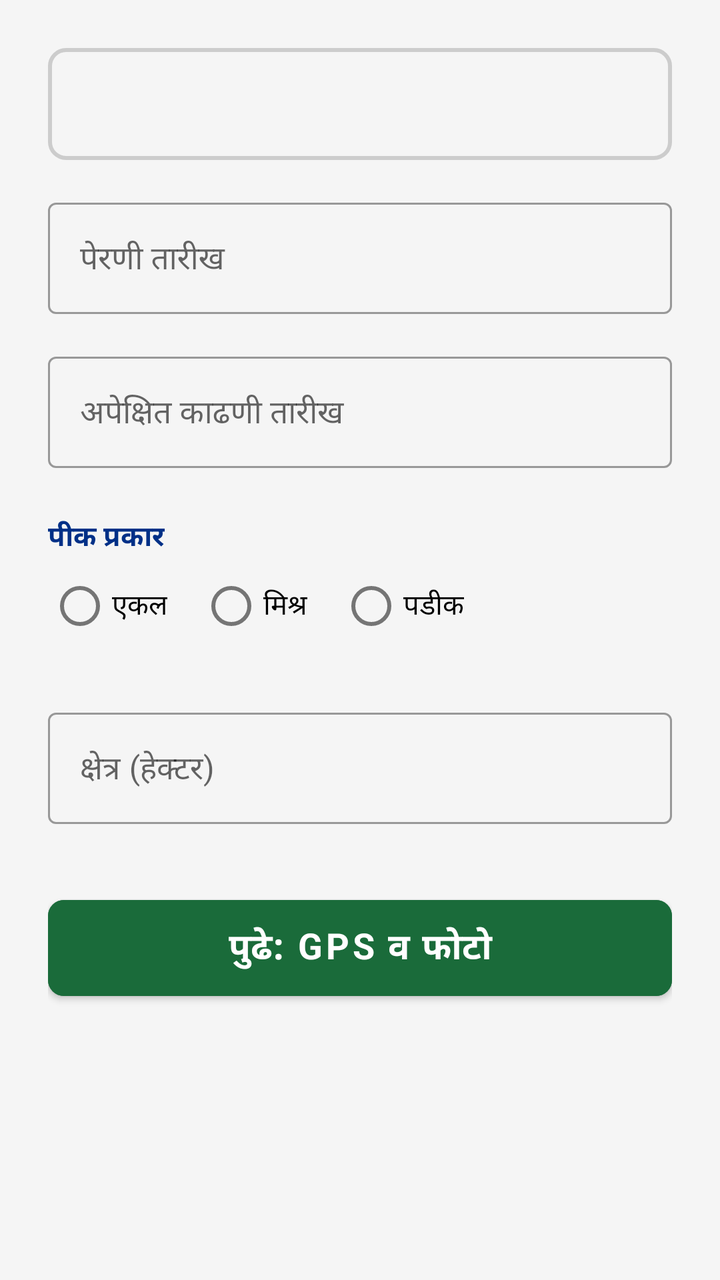
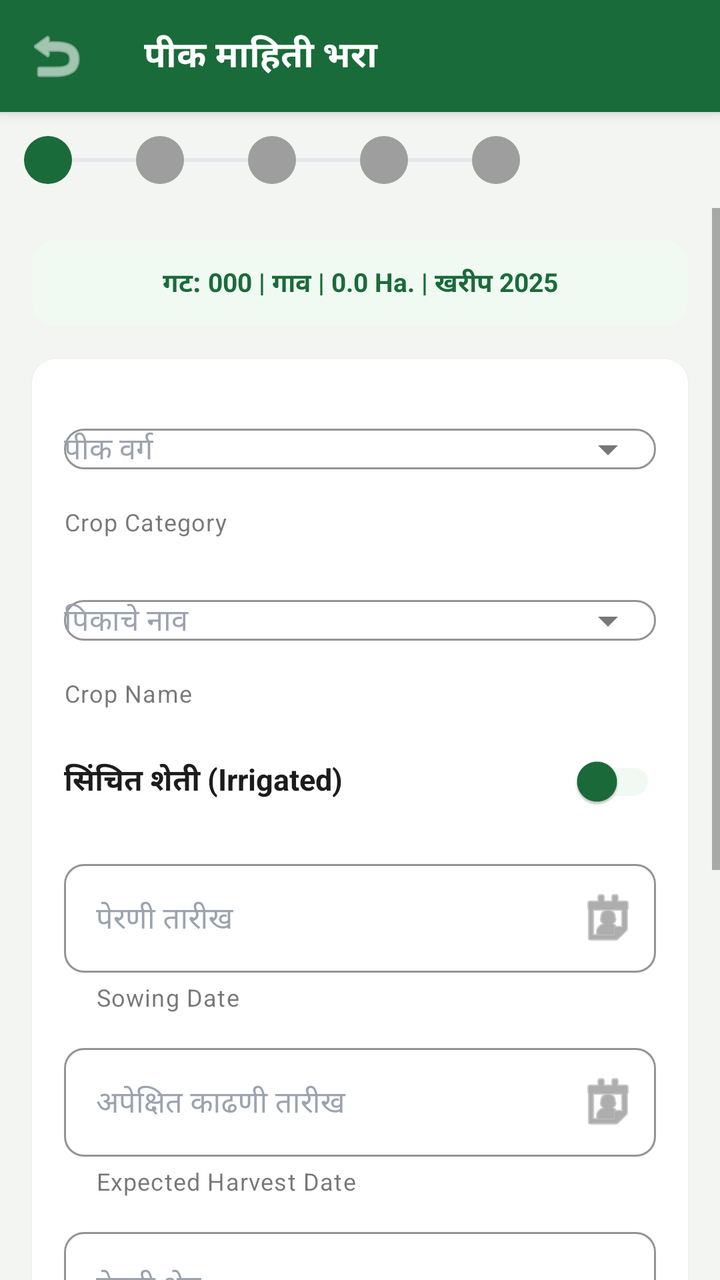

The first picture is an Android layout as it rendered before a commit; the second is the same layout after the commit. The layout source and the unified diff follow.
<!-- AndroidManifest.xml: application theme Theme.EPeekPahani -->
<!-- res/layout/fragment_crop_form.xml -->
<?xml version="1.0" encoding="utf-8"?>
<ScrollView xmlns:android="http://schemas.android.com/apk/res/android"
    xmlns:app="http://schemas.android.com/apk/res-auto"
    android:layout_width="match_parent"
    android:layout_height="match_parent"
    android:background="@color/surface">

    <LinearLayout
        android:layout_width="match_parent"
        android:layout_height="wrap_content"
        android:orientation="vertical"
        android:padding="24dp">

        <Spinner
            android:id="@+id/spinnerCrop"
            android:layout_width="match_parent"
            android:layout_height="56dp"
            android:layout_marginBottom="16dp"
            android:background="@drawable/otp_box" />

        <com.google.android.material.textfield.TextInputLayout
            style="@style/Widget.MaterialComponents.TextInputLayout.OutlinedBox"
            android:layout_width="match_parent"
            android:layout_height="wrap_content"
            android:hint="पेरणी तारीख"
            android:layout_marginBottom="16dp">

            <com.google.android.material.textfield.TextInputEditText
                android:id="@+id/etSowDate"
                android:layout_width="match_parent"
                android:layout_height="wrap_content"
                android:focusable="false"
                android:clickable="true"/>
        </com.google.android.material.textfield.TextInputLayout>

        <com.google.android.material.textfield.TextInputLayout
            style="@style/Widget.MaterialComponents.TextInputLayout.OutlinedBox"
            android:layout_width="match_parent"
            android:layout_height="wrap_content"
            android:hint="अपेक्षित काढणी तारीख"
            android:layout_marginBottom="24dp">

            <com.google.android.material.textfield.TextInputEditText
                android:id="@+id/etHarvestDate"
                android:layout_width="match_parent"
                android:layout_height="wrap_content"
                android:focusable="false"
                android:clickable="true"/>
        </com.google.android.material.textfield.TextInputLayout>

        <TextView
            android:layout_width="match_parent"
            android:layout_height="wrap_content"
            android:text="पीक प्रकार"
            android:textColor="@color/secondary"
            android:textStyle="bold" />

        <RadioGroup
            android:id="@+id/rgCropType"
            android:layout_width="match_parent"
            android:layout_height="wrap_content"
            android:orientation="horizontal"
            android:layout_marginBottom="24dp">

            <RadioButton
                android:id="@+id/rbSingle"
                android:layout_width="wrap_content"
                android:layout_height="wrap_content"
                android:text="एकल" />

            <RadioButton
                android:id="@+id/rbMixed"
                android:layout_width="wrap_content"
                android:layout_height="wrap_content"
                android:layout_marginStart="16dp"
                android:text="मिश्र" />

            <RadioButton
                android:id="@+id/rbFallow"
                android:layout_width="wrap_content"
                android:layout_height="wrap_content"
                android:layout_marginStart="16dp"
                android:text="पडीक" />
        </RadioGroup>

        <com.google.android.material.textfield.TextInputLayout
            style="@style/Widget.MaterialComponents.TextInputLayout.OutlinedBox"
            android:layout_width="match_parent"
            android:layout_height="wrap_content"
            android:hint="क्षेत्र (हेक्टर)"
            android:layout_marginBottom="32dp">

            <com.google.android.material.textfield.TextInputEditText
                android:id="@+id/etArea"
                android:layout_width="match_parent"
                android:layout_height="wrap_content"
                android:inputType="numberDecimal" />
        </com.google.android.material.textfield.TextInputLayout>

        <com.google.android.material.button.MaterialButton
            android:id="@+id/btnNext"
            android:layout_width="match_parent"
            android:layout_height="60dp"
            android:text="पुढे: GPS व फोटो"
            android:textSize="18sp"
            android:textStyle="bold"
            android:backgroundTint="@color/primary"
            app:cornerRadius="8dp" />

    </LinearLayout>
</ScrollView>
<!-- resources referenced by this layout -->
<resources>
  <color name="primary">#1A6B3A</color>
  <color name="secondary">#003087</color>
  <color name="surface">#F5F5F5</color>
  <!-- drawable otp_box (drawable) -->
  <?xml version="1.0" encoding="utf-8"?>
  <shape xmlns:android="http://schemas.android.com/apk/res/android">
      <solid android:color="#F5F5F5"/>
      <stroke android:width="2dp" android:color="#CCCCCC"/>
      <corners android:radius="8dp"/>
  </shape>
  <style name="Theme.EPeekPahani" parent="Theme.MaterialComponents.Light.NoActionBar">
          <item name="colorPrimary">@color/primary</item>
          <item name="colorPrimaryVariant">@color/primary_dark</item>
          <item name="colorOnPrimary">@color/white</item>
          
          <item name="colorSecondary">@color/secondary</item>
          <item name="colorSecondaryVariant">@color/secondary</item>
          <item name="colorOnSecondary">@color/white</item>
          
          <item name="colorError">@color/error</item>
          <item name="colorOnError">@color/white</item>
  
          <item name="android:statusBarColor">?attr/colorPrimaryVariant</item>
          
          <item name="android:fontFamily">sans-serif</item>
      </style>
  <color name="primary_dark">#124F2A</color>
  <color name="white">#FFFFFF</color>
  <!-- unchanged entries left out for length: 1 -->
</resources>

<!-- the commit's change to res/layout/fragment_crop_form.xml (unified diff, before → after) -->
@@ -1,111 +1,313 @@
 <?xml version="1.0" encoding="utf-8"?>
-<ScrollView xmlns:android="http://schemas.android.com/apk/res/android"
+<LinearLayout xmlns:android="http://schemas.android.com/apk/res/android"
     xmlns:app="http://schemas.android.com/apk/res-auto"
     android:layout_width="match_parent"
     android:layout_height="match_parent"
-    android:background="@color/surface">
+    android:orientation="vertical"
+    android:background="@color/bg_screen">
+
+    <com.google.android.material.appbar.MaterialToolbar
+        android:id="@+id/toolbar"
+        style="@style/Widget.App.Toolbar.Green"
+        android:layout_width="match_parent"
+        android:layout_height="?attr/actionBarSize"
+        app:title="पीक माहिती भरा"
+        app:navigationIcon="@android:drawable/ic_menu_revert"
+        app:navigationIconTint="@color/text_white" />
+
+    <include layout="@layout/step_indicator" />
+    <include android:id="@+id/offline_banner" layout="@layout/offline_banner" />
+
+    <ScrollView
+        android:layout_width="match_parent"
+        android:layout_height="match_parent"
+        android:fillViewport="true">
+
+        <LinearLayout
+            android:layout_width="match_parent"
+            android:layout_height="wrap_content"
+            android:orientation="vertical"
+            android:paddingVertical="16dp">
+
+            <com.google.android.material.card.MaterialCardView
+                android:layout_width="match_parent"
+                android:layout_height="wrap_content"
+                android:layout_marginHorizontal="16dp"
+                android:layout_marginBottom="16dp"
+                app:cardBackgroundColor="@color/green_tint"
+                app:cardElevation="0dp">
+                <TextView
+                    android:id="@+id/tv_header_info"
+                    android:layout_width="match_parent"
+                    android:layout_height="wrap_content"
+                    android:padding="12dp"
+                    android:text="गट: 000 | गाव | 0.0 Ha. | खरीप 2025"
+                    android:textColor="@color/green_primary"
+                    android:textSize="13sp"
+                    android:gravity="center"
+                    android:textStyle="bold"/>
+            </com.google.android.material.card.MaterialCardView>
+
+            <com.google.android.material.card.MaterialCardView
+                android:layout_width="match_parent"
+                android:layout_height="wrap_content"
+                android:layout_marginHorizontal="16dp"
+                app:cardBackgroundColor="@color/bg_card"
+                app:cardCornerRadius="12dp"
+                app:cardElevation="2dp">
+
+                <LinearLayout
+                    android:layout_width="match_parent"
+                    android:layout_height="wrap_content"
+                    android:orientation="vertical"
+                    android:padding="16dp">
+
+                    <com.google.android.material.textfield.TextInputLayout
+                        style="@style/Widget.App.TextInputLayout"
+                        android:layout_width="match_parent"
+                        android:layout_height="wrap_content"
+                        android:layout_marginBottom="12dp"
+                        android:hint="पीक वर्ग"
+                        app:helperText="Crop Category"
+                        app:endIconMode="dropdown_menu">
+                        <AutoCompleteTextView
+                            android:id="@+id/spinner_crop_category"
+                            android:layout_width="match_parent"
+                            android:layout_height="wrap_content"
+                            android:inputType="none"
+                            android:textSize="15sp"/>
+                    </com.google.android.material.textfield.TextInputLayout>
+
+                    <com.google.android.material.textfield.TextInputLayout
+                        style="@style/Widget.App.TextInputLayout"
+                        android:layout_width="match_parent"
+                        android:layout_height="wrap_content"
+                        android:layout_marginBottom="12dp"
+                        android:hint="पिकाचे नाव"
+                        app:helperText="Crop Name"
+                        app:endIconMode="dropdown_menu">
+                        <AutoCompleteTextView
+                            android:id="@+id/spinner_crop_name"
+                            android:layout_width="match_parent"
+                            android:layout_height="wrap_content"
+                            android:inputType="none"
+                            android:textSize="15sp"/>
+                    </com.google.android.material.textfield.TextInputLayout>
+
+                    <LinearLayout
+                        android:layout_width="match_parent"
+                        android:layout_height="wrap_content"
+                        android:orientation="horizontal"
+                        android:gravity="center_vertical"
+                        android:layout_marginBottom="12dp">
+                        <TextView
+                            android:layout_width="0dp"
+                            android:layout_height="wrap_content"
+                            android:layout_weight="1"
+                            android:text="सिंचित शेती (Irrigated)"
+                            android:textColor="@color/text_primary"
+                            android:textSize="15sp"
+                            android:textStyle="bold"/>
+                        <com.google.android.material.switchmaterial.SwitchMaterial
+                            android:id="@+id/switch_irrigated"
+                            android:layout_width="wrap_content"
+                            android:layout_height="wrap_content"
+                            app:thumbTint="@color/green_primary"
+                            app:trackTint="@color/green_tint"/>
+                    </LinearLayout>
+
+                    <com.google.android.material.textfield.TextInputLayout
+                        style="@style/Widget.App.TextInputLayout"
+                        android:layout_width="match_parent"
+                        android:layout_height="wrap_content"
+                        android:layout_marginBottom="12dp"
+                        android:hint="पेरणी तारीख"
+                        app:helperText="Sowing Date"
+                        app:endIconDrawable="@android:drawable/ic_menu_my_calendar"
+                        app:endIconMode="custom">
+                        <com.google.android.material.textfield.TextInputEditText
+                            android:id="@+id/et_sow_date"
+                            android:layout_width="match_parent"
+                            android:layout_height="wrap_content"
+                            android:focusable="false"
+                            android:clickable="true"
+                            android:textSize="15sp"/>
+                    </com.google.android.material.textfield.TextInputLayout>
+                    
+                    <com.google.android.material.textfield.TextInputLayout
+                        style="@style/Widget.App.TextInputLayout"
+                        android:layout_width="match_parent"
+                        android:layout_height="wrap_content"
+                        android:layout_marginBottom="12dp"
+                        android:hint="अपेक्षित काढणी तारीख"
+                        app:helperText="Expected Harvest Date"
+                        app:endIconDrawable="@android:drawable/ic_menu_my_calendar"
+                        app:endIconMode="custom">
+                        <com.google.android.material.textfield.TextInputEditText
+                            android:id="@+id/et_harvest_date"
+                            android:layout_width="match_parent"
+                            android:layout_height="wrap_content"
+                            android:focusable="false"
+                            android:clickable="true"
+                            android:textSize="15sp"/>
+                    </com.google.android.material.textfield.TextInputLayout>
+
+                    <com.google.android.material.textfield.TextInputLayout
+                        style="@style/Widget.App.TextInputLayout"
+                        android:layout_width="match_parent"
+                        android:layout_height="wrap_content"
+                        android:layout_marginBottom="12dp"
+                        android:hint="पेरणी क्षेत्र"
+                        app:helperText="Sown Area"
+                        app:suffixText="हेक्टर">
+                        <com.google.android.material.textfield.TextInputEditText
+                            android:id="@+id/et_area"
+                            android:layout_width="match_parent"
+                            android:layout_height="wrap_content"
+                            android:inputType="numberDecimal"
+                            android:textSize="15sp"/>
+                    </com.google.android.material.textfield.TextInputLayout>
+
+                    <LinearLayout
+                        android:layout_width="match_parent"
+                        android:layout_height="wrap_content"
+                        android:orientation="horizontal"
+                        android:gravity="center_vertical"
+                        android:layout_marginBottom="12dp">
+                        <TextView
+                            android:layout_width="0dp"
+                            android:layout_height="wrap_content"
+                            android:layout_weight="1"
+                            android:text="मिश्र पीक (Mixed Crop)"
+                            android:textColor="@color/text_primary"
+                            android:textSize="15sp"
+                            android:textStyle="bold"/>
+                        <com.google.android.material.switchmaterial.SwitchMaterial
+                            android:id="@+id/switch_mixed"
+                            android:layout_width="wrap_content"
+                            android:layout_height="wrap_content"
+                            app:thumbTint="@color/green_primary"
+                            app:trackTint="@color/green_tint"/>
+                    </LinearLayout>
+
+                    <com.google.android.material.textfield.TextInputLayout
+                        id="@+id/til_crop_name_mixed"
+                        style="@style/Widget.App.TextInputLayout"
+                        android:layout_width="match_parent"
+                        android:layout_height="wrap_content"
+                        android:layout_marginBottom="12dp"
+                        android:visibility="gone"
+                        android:hint="दुसरे पीक"
+                        app:helperText="Second Crop"
+                        app:endIconMode="dropdown_menu">
+                        <AutoCompleteTextView
+                            android:id="@+id/spinner_crop_name_mixed"
+                            android:layout_width="match_parent"
+                            android:layout_height="wrap_content"
+                            android:inputType="none"
+                            android:textSize="15sp"/>
+                    </com.google.android.material.textfield.TextInputLayout>
+
+                    <com.google.android.material.textfield.TextInputLayout
+                        style="@style/Widget.App.TextInputLayout"
+                        android:layout_width="match_parent"
+                        android:layout_height="wrap_content"
+                        android:hint="शेरा (पर्यायी)"
+                        app:helperText="Remarks (Optional)">
+                        <com.google.android.material.textfield.TextInputEditText
+                            android:id="@+id/et_remarks"
+                            android:layout_width="match_parent"
+                            android:layout_height="wrap_content"
+                            android:inputType="textMultiLine"
+                            android:minLines="2"
+                            android:textSize="15sp"/>
+                    </com.google.android.material.textfield.TextInputLayout>
+
+                </LinearLayout>
+            </com.google.android.material.card.MaterialCardView>
+
+            <com.google.android.material.button.MaterialButton
+                android:id="@+id/btn_next"
+                style="@style/Widget.App.Button.Primary"
+                android:layout_width="match_parent"
+                android:layout_height="wrap_content"
+                android:layout_marginHorizontal="16dp"
+                android:layout_marginTop="24dp"
+                android:text="पुढे: GPS व फोटो →" />
+
+        </LinearLayout>
+    </ScrollView>
+</LinearLayout>
+<!-- res/layout/step_indicator.xml (included above) -->
+<?xml version="1.0" encoding="utf-8"?>
+<HorizontalScrollView xmlns:android="http://schemas.android.com/apk/res/android"
+    android:layout_width="match_parent"
+    android:layout_height="wrap_content"
+    android:background="@color/bg_screen"
+    android:scrollbars="none">
+
+    <LinearLayout
+        android:layout_width="wrap_content"
+        android:layout_height="wrap_content"
+        android:orientation="horizontal"
+        android:gravity="center_vertical"
+        android:padding="12dp">
+
+        <View android:layout_width="24dp" android:layout_height="24dp" android:background="@drawable/shape_circle_green" />
+        <View android:layout_width="32dp" android:layout_height="2dp" android:background="@color/divider" />
+        <View android:layout_width="24dp" android:layout_height="24dp" android:background="@drawable/shape_circle_grey" />
+        <View android:layout_width="32dp" android:layout_height="2dp" android:background="@color/divider" />
+        <View android:layout_width="24dp" android:layout_height="24dp" android:background="@drawable/shape_circle_grey" />
+        <View android:layout_width="32dp" android:layout_height="2dp" android:background="@color/divider" />
+        <View android:layout_width="24dp" android:layout_height="24dp" android:background="@drawable/shape_circle_grey" />
+        <View android:layout_width="32dp" android:layout_height="2dp" android:background="@color/divider" />
+        <View android:layout_width="24dp" android:layout_height="24dp" android:background="@drawable/shape_circle_grey" />
+
+    </LinearLayout>
+</HorizontalScrollView>
+<!-- res/layout/offline_banner.xml (included above) -->
+<?xml version="1.0" encoding="utf-8"?>
+<com.google.android.material.card.MaterialCardView xmlns:android="http://schemas.android.com/apk/res/android"
+    xmlns:app="http://schemas.android.com/apk/res-auto"
+    android:id="@+id/card_offline_banner"
+    android:layout_width="match_parent"
+    android:layout_height="wrap_content"
+    android:visibility="gone"
+    app:cardBackgroundColor="@color/offline_bg"
+    app:cardCornerRadius="0dp"
+    app:cardElevation="0dp"
+    app:strokeWidth="4dp"
+    app:strokeColor="@color/offline_text">
 
     <LinearLayout
         android:layout_width="match_parent"
         android:layout_height="wrap_content"
-        android:orientation="vertical"
-        android:padding="24dp">
-
-        <Spinner
-            android:id="@+id/spinnerCrop"
-            android:layout_width="match_parent"
-            android:layout_height="56dp"
-            android:layout_marginBottom="16dp"
-            android:background="@drawable/otp_box" />
-
-        <com.google.android.material.textfield.TextInputLayout
-            style="@style/Widget.MaterialComponents.TextInputLayout.OutlinedBox"
-            android:layout_width="match_parent"
+        android:orientation="horizontal"
+        android:gravity="center_vertical"
+        android:padding="12dp">
+
+        <TextView
+            android:layout_width="wrap_content"
             android:layout_height="wrap_content"
-            android:hint="पेरणी तारीख"
-            android:layout_marginBottom="16dp">
-
-            <com.google.android.material.textfield.TextInputEditText
-                android:id="@+id/etSowDate"
-                android:layout_width="match_parent"
-                android:layout_height="wrap_content"
-                android:focusable="false"
-                android:clickable="true"/>
-        </com.google.android.material.textfield.TextInputLayout>
-
-        <com.google.android.material.textfield.TextInputLayout
-            style="@style/Widget.MaterialComponents.TextInputLayout.OutlinedBox"
-            android:layout_width="match_parent"
+            android:text="📵"
+            android:textSize="20sp" />
+
+        <TextView
+            android:id="@+id/tv_offline_message"
+            android:layout_width="0dp"
             android:layout_height="wrap_content"
-            android:hint="अपेक्षित काढणी तारीख"
-            android:layout_marginBottom="24dp">
-
-            <com.google.android.material.textfield.TextInputEditText
-                android:id="@+id/etHarvestDate"
-                android:layout_width="match_parent"
-                android:layout_height="wrap_content"
-                android:focusable="false"
-                android:clickable="true"/>
-        </com.google.android.material.textfield.TextInputLayout>
-
-        <TextView
-            android:layout_width="match_parent"
+            android:layout_weight="1"
+            android:text="ऑफलाइन — X नोंदी sync बाकी"
+            android:textColor="@color/offline_text"
+            android:textSize="13sp"
+            android:layout_marginStart="8dp" />
+
+        <com.google.android.material.button.MaterialButton
+            style="@style/Widget.MaterialComponents.Button.TextButton"
+            android:layout_width="wrap_content"
             android:layout_height="wrap_content"
-            android:text="पीक प्रकार"
-            android:textColor="@color/secondary"
-            android:textStyle="bold" />
-
-        <RadioGroup
-            android:id="@+id/rgCropType"
-            android:layout_width="match_parent"
-            android:layout_height="wrap_content"
-            android:orientation="horizontal"
-            android:layout_marginBottom="24dp">
-
-            <RadioButton
-                android:id="@+id/rbSingle"
-                android:layout_width="wrap_content"
-                android:layout_height="wrap_content"
-                android:text="एकल" />
-
-            <RadioButton
-                android:id="@+id/rbMixed"
-                android:layout_width="wrap_content"
-                android:layout_height="wrap_content"
-                android:layout_marginStart="16dp"
-                android:text="मिश्र" />
-
-            <RadioButton
-                android:id="@+id/rbFallow"
-                android:layout_width="wrap_content"
-                android:layout_height="wrap_content"
-                android:layout_marginStart="16dp"
-                android:text="पडीक" />
-        </RadioGroup>
-
-        <com.google.android.material.textfield.TextInputLayout
-            style="@style/Widget.MaterialComponents.TextInputLayout.OutlinedBox"
-            android:layout_width="match_parent"
-            android:layout_height="wrap_content"
-            android:hint="क्षेत्र (हेक्टर)"
-            android:layout_marginBottom="32dp">
-
-            <com.google.android.material.textfield.TextInputEditText
-                android:id="@+id/etArea"
-                android:layout_width="match_parent"
-                android:layout_height="wrap_content"
-                android:inputType="numberDecimal" />
-        </com.google.android.material.textfield.TextInputLayout>
-
-        <com.google.android.material.button.MaterialButton
-            android:id="@+id/btnNext"
-            android:layout_width="match_parent"
-            android:layout_height="60dp"
-            android:text="पुढे: GPS व फोटो"
-            android:textSize="18sp"
-            android:textStyle="bold"
-            android:backgroundTint="@color/primary"
-            app:cornerRadius="8dp" />
+            android:text="Sync करा"
+            android:textColor="@color/offline_text" />
 
     </LinearLayout>
-</ScrollView>
+</com.google.android.material.card.MaterialCardView>
<!-- resource entries referenced after the edit -->
@@ -1,33 +1,100 @@
 <!-- resources referenced by this layout -->
 <resources>
-  <color name="primary">#1A6B3A</color>
-  <color name="secondary">#003087</color>
-  <color name="surface">#F5F5F5</color>
-  <!-- drawable otp_box (drawable) -->
+  <color name="bg_card">#FFFFFF</color>
+  <color name="bg_screen">#F2F5F1</color>
+  <color name="divider">#E5E7EB</color>
+  <color name="green_primary">#1a6b3a</color>
+  <color name="green_tint">#f0faf2</color>
+  <color name="offline_bg">#FFF8E1</color>
+  <color name="offline_text">#F57F17</color>
+  <color name="text_primary">#1C1C1C</color>
+  <color name="text_white">#FFFFFF</color>
+  <!-- drawable shape_circle_green (drawable) -->
   <?xml version="1.0" encoding="utf-8"?>
-  <shape xmlns:android="http://schemas.android.com/apk/res/android">
-      <solid android:color="#F5F5F5"/>
-      <stroke android:width="2dp" android:color="#CCCCCC"/>
-      <corners android:radius="8dp"/>
+  <shape xmlns:android="http://schemas.android.com/apk/res/android"
+      android:shape="oval">
+      <solid android:color="@color/green_primary" />
   </shape>
-  <style name="Theme.EPeekPahani" parent="Theme.MaterialComponents.Light.NoActionBar">
-          <item name="colorPrimary">@color/primary</item>
-          <item name="colorPrimaryVariant">@color/primary_dark</item>
-          <item name="colorOnPrimary">@color/white</item>
+  <!-- drawable shape_circle_grey (drawable) -->
+  <?xml version="1.0" encoding="utf-8"?>
+  <shape xmlns:android="http://schemas.android.com/apk/res/android"
+      android:shape="oval">
+      <solid android:color="@color/status_pending" />
+  </shape>
+  <style name="Widget.App.Button.Primary" parent="Widget.MaterialComponents.Button">
+          <item name="backgroundTint">@color/green_primary</item>
+          <item name="android:textColor">@color/text_white</item>
+          <item name="shapeAppearanceOverlay">@style/ShapeAppearance.App.SmallComponent</item>
+          <item name="android:minHeight">56dp</item>
+          <item name="android:insetTop">0dp</item>
+          <item name="android:insetBottom">0dp</item>
+          <item name="elevation">0dp</item>
+          <item name="android:textSize">16sp</item>
+          <item name="android:textStyle">bold</item>
+          <item name="rippleColor">@color/ripple</item>
+      </style>
+  <style name="Widget.App.TextInputLayout" parent="Widget.MaterialComponents.TextInputLayout.OutlinedBox">
+          <item name="boxStrokeColor">@color/green_primary</item>
+          <item name="hintTextColor">@color/green_primary</item>
+          <item name="android:textColorHint">@color/text_hint</item>
+          <item name="shapeAppearanceOverlay">@style/ShapeAppearance.App.SmallComponent</item>
+      </style>
+  <style name="Widget.App.Toolbar.Green" parent="Widget.MaterialComponents.Toolbar.Primary">
+          <item name="android:background">@color/green_primary</item>
+          <item name="titleTextColor">@color/text_white</item>
+          <item name="elevation">0dp</item>
+          <item name="titleTextAppearance">@style/TextAppearance.App.ToolbarTitle</item>
+      </style>
+  <style name="Theme.EPeekPahani" parent="Base.Theme.CloneEPeekPahani" />
+  <color name="status_pending">#9E9E9E</color>
+  <style name="ShapeAppearance.App.SmallComponent" parent="ShapeAppearance.MaterialComponents.SmallComponent">
+          <item name="cornerFamily">rounded</item>
+          <item name="cornerSize">10dp</item>
+      </style>
+  <color name="ripple">#1a1a6b3a</color>
+  <color name="text_hint">#9CA3AF</color>
+  <style name="TextAppearance.App.ToolbarTitle" parent="TextAppearance.MaterialComponents.Headline6">
+          <item name="android:textSize">18sp</item>
+          <item name="android:textStyle">bold</item>
+          <item name="android:textColor">@color/text_white</item>
+      </style>
+  <style name="Base.Theme.CloneEPeekPahani" parent="Theme.App">
           
-          <item name="colorSecondary">@color/secondary</item>
-          <item name="colorSecondaryVariant">@color/secondary</item>
-          <item name="colorOnSecondary">@color/white</item>
+      </style>
+  <style name="Theme.App" parent="Theme.MaterialComponents.Light.NoActionBar">
+          <item name="colorPrimary">@color/green_primary</item>
+          <item name="colorPrimaryVariant">@color/green_dark</item>
+          <item name="colorOnPrimary">@color/text_white</item>
+          <item name="colorSecondary">@color/saffron</item>
+          <item name="colorSecondaryVariant">@color/saffron_dark</item>
+          <item name="colorOnSecondary">@color/text_white</item>
+          <item name="colorError">@color/error</item>
+          <item name="colorOnError">@color/text_white</item>
+          <item name="colorSurface">@color/bg_card</item>
+          <item name="colorOnSurface">@color/text_primary</item>
+          <item name="android:colorBackground">@color/bg_screen</item>
+          <item name="colorOnBackground">@color/text_primary</item>
+  
           
-          <item name="colorError">@color/error</item>
-          <item name="colorOnError">@color/white</item>
+          <item name="materialButtonStyle">@style/Widget.App.Button.Primary</item>
+          <item name="textInputStyle">@style/Widget.App.TextInputLayout</item>
   
-          <item name="android:statusBarColor">?attr/colorPrimaryVariant</item>
           
-          <item name="android:fontFamily">sans-serif</item>
+          <item name="shapeAppearanceSmallComponent">@style/ShapeAppearance.App.SmallComponent</item>
+          <item name="shapeAppearanceMediumComponent">@style/ShapeAppearance.App.MediumComponent</item>
+          <item name="shapeAppearanceLargeComponent">@style/ShapeAppearance.App.LargeComponent</item>
       </style>
-  <color name="primary_dark">#124F2A</color>
-  <color name="white">#FFFFFF</color>
+  <color name="green_dark">#0f4a27</color>
+  <color name="saffron">#f7941d</color>
+  <color name="saffron_dark">#e65100</color>
+  <style name="ShapeAppearance.App.MediumComponent" parent="ShapeAppearance.MaterialComponents.MediumComponent">
+          <item name="cornerFamily">rounded</item>
+          <item name="cornerSize">12dp</item>
+      </style>
+  <style name="ShapeAppearance.App.LargeComponent" parent="ShapeAppearance.MaterialComponents.LargeComponent">
+          <item name="cornerFamily">rounded</item>
+          <item name="cornerSize">16dp</item>
+      </style>
   <!-- unchanged entries left out for length: 1 -->
 </resources>
 
